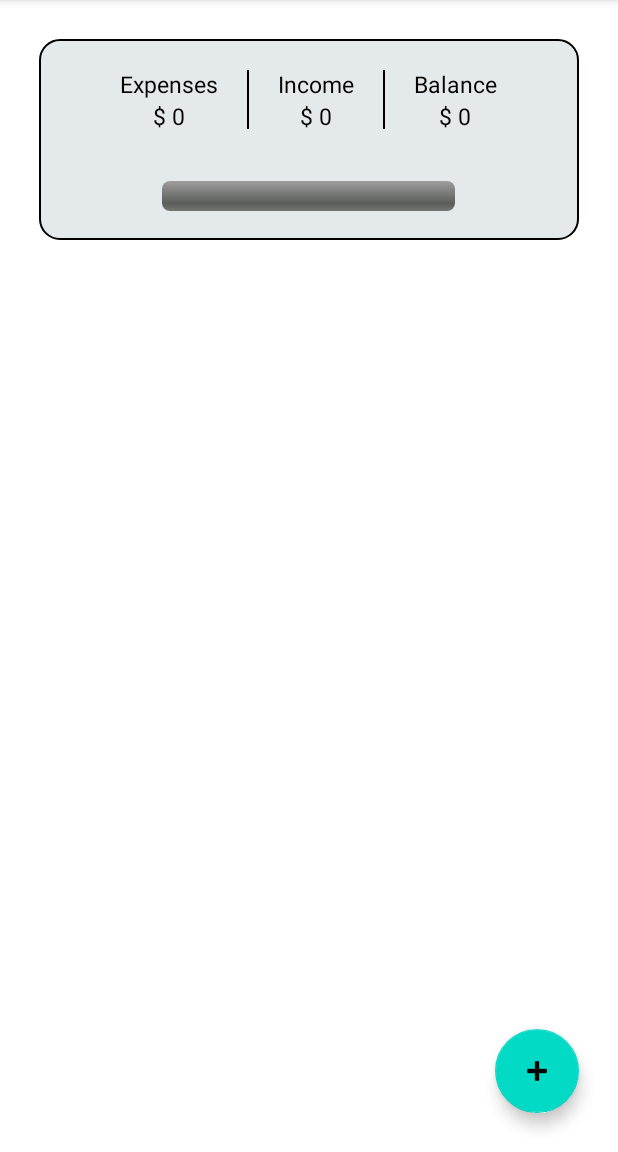
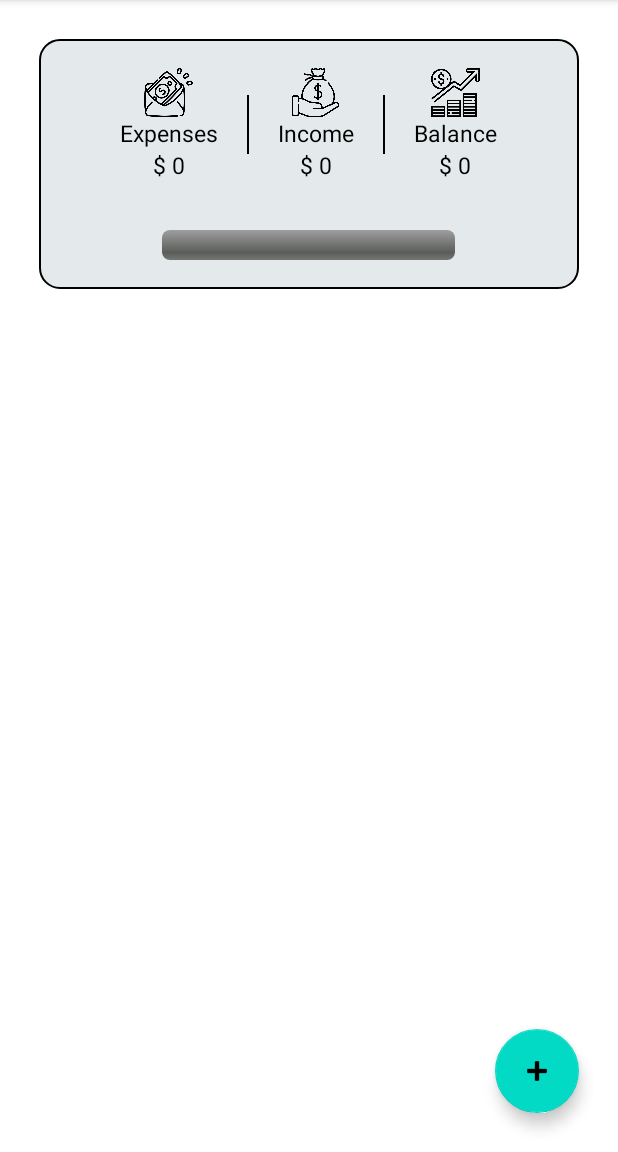
Before and after one commit to tauqeermajeed0081/home-assignment, an Android app: the screen it shows after launch (MainActivity), on a phone screen of 412 x 824 dp, the part 84-1236 px from its top. Run offline under Robolectric (Android 15) with nearby library versions, the phone set to English and light mode, and no system bars; our stand-ins replace sdp/ssp sizes.

```diff
--- a/app/src/main/res/layout/activity_main.xml
+++ b/app/src/main/res/layout/activity_main.xml
@@ -10,12 +10,12 @@
         android:id="@+id/addButton"
         android:layout_width="wrap_content"
         android:layout_height="wrap_content"
+        android:layout_alignParentEnd="true"
+        android:layout_alignParentBottom="true"
         android:layout_marginEnd="@dimen/_20sdp"
         android:layout_marginBottom="@dimen/_20sdp"
-        android:layout_alignParentBottom="true"
-        android:layout_alignParentEnd="true"
-        android:src="@android:drawable/ic_input_add"
-        android:contentDescription="@string/submit" />
+        android:contentDescription="@string/submit"
+        android:src="@android:drawable/ic_input_add" />
 
     <LinearLayout
         android:id="@+id/topLayout"
@@ -38,7 +38,11 @@
                 android:layout_height="wrap_content"
                 android:orientation="vertical"
                 android:padding="@dimen/_15sdp">
-
+                <ImageView
+                    android:layout_gravity="center"
+                    android:layout_width="@dimen/_25sdp"
+                    android:layout_height="@dimen/_25sdp"
+                    android:src="@drawable/expense"/>
                 <TextView
                     android:layout_width="wrap_content"
                     android:layout_height="wrap_content"
@@ -68,7 +72,11 @@
                 android:layout_height="wrap_content"
                 android:orientation="vertical"
                 android:padding="@dimen/_15sdp">
-
+                <ImageView
+                    android:layout_gravity="center"
+                    android:layout_width="@dimen/_25sdp"
+                    android:layout_height="@dimen/_25sdp"
+                    android:src="@drawable/income"/>
                 <TextView
                     android:layout_width="wrap_content"
                     android:layout_height="wrap_content"
@@ -98,7 +106,11 @@
                 android:layout_height="wrap_content"
                 android:orientation="vertical"
                 android:padding="@dimen/_15sdp">
-
+                <ImageView
+                    android:layout_gravity="center"
+                    android:layout_width="@dimen/_25sdp"
+                    android:layout_height="@dimen/_25sdp"
+                    android:src="@drawable/balance"/>
                 <TextView
                     android:layout_width="wrap_content"
                     android:layout_height="wrap_content"
@@ -126,8 +138,7 @@
             android:layout_height="wrap_content"
             android:layout_gravity="center"
             android:layout_marginTop="@dimen/_10sdp"
-            android:paddingBottom="@dimen/_15sdp"
-            android:progress="25" />
+            android:paddingBottom="@dimen/_15sdp" />
 
     </LinearLayout>
 
```
Also changed, not shown: app/src/main/java/com/example/assignment/MainActivity.kt (+23 -4 lines), app/src/main/java/com/example/assignment/adapter/ItemAdapter.kt (+7 -0 lines), app/src/main/java/com/example/assignment/model/ItemModel.kt (+4 -3 lines), app/src/main/res/layout/expenses_detail_item_list.xml (+7 -0 lines), app/src/main/res/drawable/balance.png (added), app/src/main/res/drawable/expense.png (added), app/src/main/res/drawable/income.png (added).
